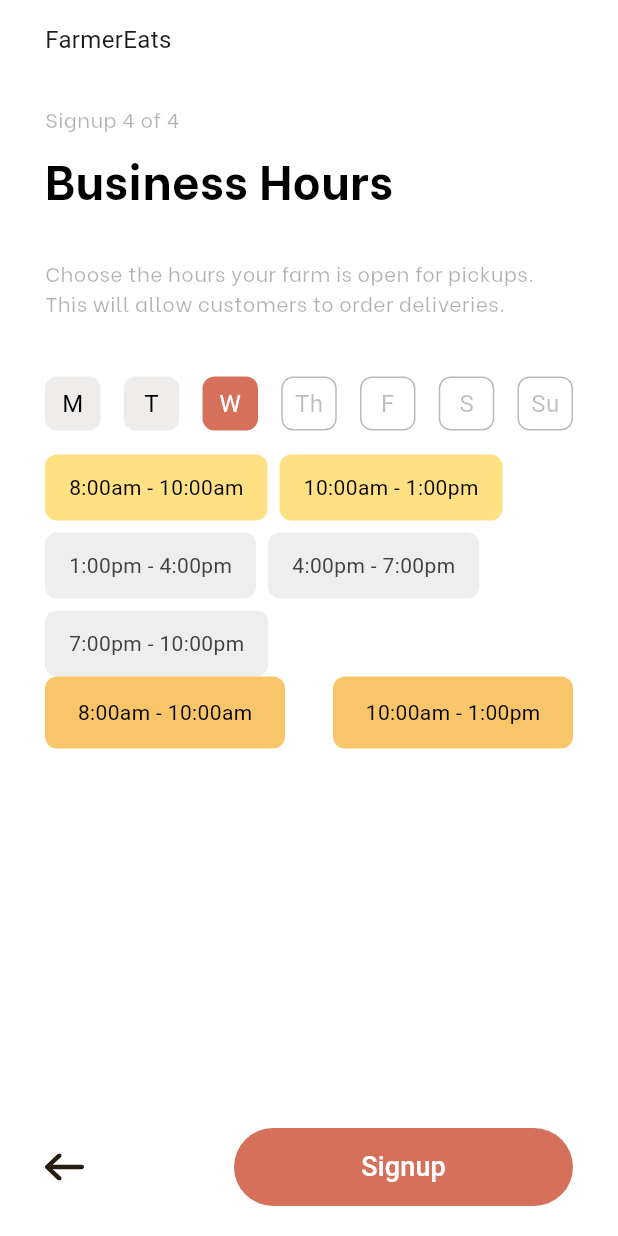
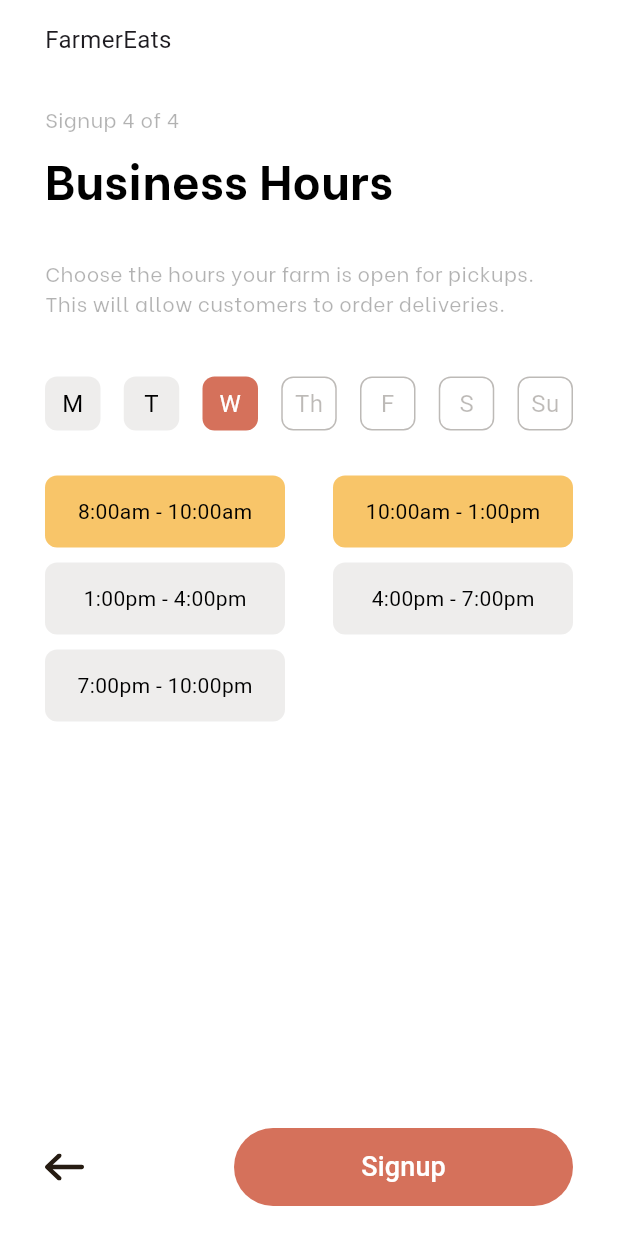
Before and after one commit to asheesh20/software_lab, a Flutter app: the screen it shows after launch, on a phone screen of 412 x 824 dp. Run offline on Flutter 3.47's test engine with Material 3 defaults, Android fonts, the phone set to English and light mode, and no system bars; our stand-ins replace flutter_svg; Roboto replaces fonts that are missing (Be Vietnam, assets/fonts/BeVietnam-ExtraBold.ttf).

Commit message:
Signup 4 layout complete

```diff
--- a/lib/views/signup_four.dart
+++ b/lib/views/signup_four.dart
@@ -29,7 +29,7 @@ class _SignupFourState extends State<SignupFour> {
               style: TextStyle(
                   fontFamily: 'BeVietnam',
                   fontSize: 14,
-                  color: Color.fromARGB(77, 0, 0, 0),
+                  color: Color.fromRGBO(0, 0, 0, 0.3),
                   fontWeight: FontWeight.w500),
             ),
             const SizedBox(height: 7),
@@ -63,8 +63,7 @@ class _SignupFourState extends State<SignupFour> {
                 color: Color.fromRGBO(0, 0, 0, 0.3),
               ),
             ),
-            SizedBox(height: 40),
-            // SvgPicture.asset('assets/images/sunday.svg'),
+            const SizedBox(height: 40),
             Row(
               mainAxisAlignment: MainAxisAlignment.spaceBetween,
               children: [
@@ -74,28 +73,30 @@ class _SignupFourState extends State<SignupFour> {
                 _dayButton("Th"),
                 _dayButton("F"),
                 _dayButton("S"),
-                //SvgPicture.asset('assets/images/sunday.svg'),
                 _dayButton("Su"),
               ],
             ),
-            //SvgPicture.asset('assets/images/sunday.svg'),
-            SizedBox(height: 16),
-            Wrap(
-              spacing: 8.0,
-              runSpacing: 8.0,
-              children: [
-                _timeSlotButton("8:00am - 10:00am", isSelected: true),
-                _timeSlotButton("10:00am - 1:00pm", isSelected: true),
-                _timeSlotButton("1:00pm - 4:00pm"),
-                _timeSlotButton("4:00pm - 7:00pm"),
-                _timeSlotButton("7:00pm - 10:00pm"),
-              ],
-            ),
+            const SizedBox(height: 30),
             Row(
               mainAxisAlignment: MainAxisAlignment.spaceBetween,
               children: [
-                timeSlot("8:00am - 10:00am", isSelected: true),
-                timeSlot("10:00am - 1:00pm", isSelected: true),
+                timeSlotColor("8:00am - 10:00am"),
+                timeSlotColor("10:00am - 1:00pm"),
+              ],
+            ),
+            const SizedBox(height: 10),
+            Row(
+              mainAxisAlignment: MainAxisAlignment.spaceBetween,
+              children: [
+                timeSlot("1:00pm - 4:00pm"),
+                timeSlot("4:00pm - 7:00pm"),
+              ],
+            ),
+            const SizedBox(height: 10),
+            Row(
+              mainAxisAlignment: MainAxisAlignment.spaceBetween,
+              children: [
+                timeSlot("7:00pm - 10:00pm"),
               ],
             ),
             const Spacer(),
@@ -147,68 +148,66 @@ class _SignupFourState extends State<SignupFour> {
       width: 37,
       height: 36,
       decoration: BoxDecoration(
-        // color: isSelected
-        //     ? Color.fromARGB(255, 213, 113, 91)
-        //     //: Color.fromARGB(255, 255, 255, 255),
-        //     : Color.fromARGB(20, 38, 28, 18),
         color: isSpecialDay
-            ? Color.fromARGB(
+            ? const Color.fromARGB(
                 255, 255, 255, 255) // White background for Th, F, S
             : isSelected
-                ? Color.fromARGB(255, 213, 113, 91) // Selected color
-                : Color.fromARGB(20, 38, 28, 18),
+                ? const Color.fromRGBO(213, 113, 91, 1)
+                : const Color.fromARGB(20, 38, 28, 18),
         borderRadius: BorderRadius.circular(8),
-        //border: Border.all(color: Color.fromARGB(77, 38, 28, 18)),
         border: isSpecialDay
             ? Border.all(
-                color: Color.fromARGB(77, 38, 28, 18)) // Border for Th, F, S
+                color:
+                    const Color.fromARGB(77, 38, 28, 18)) // Border for Th, F, S
             : null,
       ),
       child: Center(
         child: Text(
           day,
           style: TextStyle(
-              // color: isSelected ? Colors.white : Colors.black,
             color: isSpecialDay
-                  ? Color.fromARGB(77, 38, 28, 18)
+                ? const Color.fromARGB(77, 38, 28, 18)
                 : isSelected
                     ? Colors.white
                     : Colors.black,
             fontWeight: FontWeight.w400,
             fontFamily: 'Be Vietnam',
-              fontSize: 16),
+            fontSize: 16,
+          ),
         ),
       ),
     );
   }
 
-  Widget _timeSlotButton(String time, {bool isSelected = false}) {
-    return Container(
-      decoration: BoxDecoration(
-        color: isSelected ? Colors.amber.shade200 : Colors.grey.shade200,
-        borderRadius: BorderRadius.circular(8),
-      ),
-      padding: EdgeInsets.symmetric(horizontal: 16, vertical: 12),
-      child: Text(
-        time,
-        style:
-            TextStyle(color: isSelected ? Colors.black : Colors.grey.shade800),
-      ),
-    );
-  }
-
-  Widget timeSlot(String time, {bool isSelected = false}) {
+  Widget timeSlotColor(String time) {
     return Container(
       height: 48,
       width: 160,
       decoration: BoxDecoration(
-        color: Color.fromARGB(255, 248, 197, 105),
+        color: const Color.fromARGB(255, 248, 197, 105),
         borderRadius: BorderRadius.circular(8),
       ),
       child: Center(
         child: Text(
           time,
-          style: TextStyle(color: Colors.black),
+          style: const TextStyle(color: Colors.black),
+        ),
+      ),
+    );
+  }
+
+  Widget timeSlot(String time) {
+    return Container(
+      height: 48,
+      width: 160,
+      decoration: BoxDecoration(
+        color: const Color.fromARGB(20, 38, 28, 18),
+        borderRadius: BorderRadius.circular(8),
+      ),
+      child: Center(
+        child: Text(
+          time,
+          style: const TextStyle(color: Colors.black),
         ),
       ),
     );
```
Lines whose indentation alone changed are shown as unchanged.
